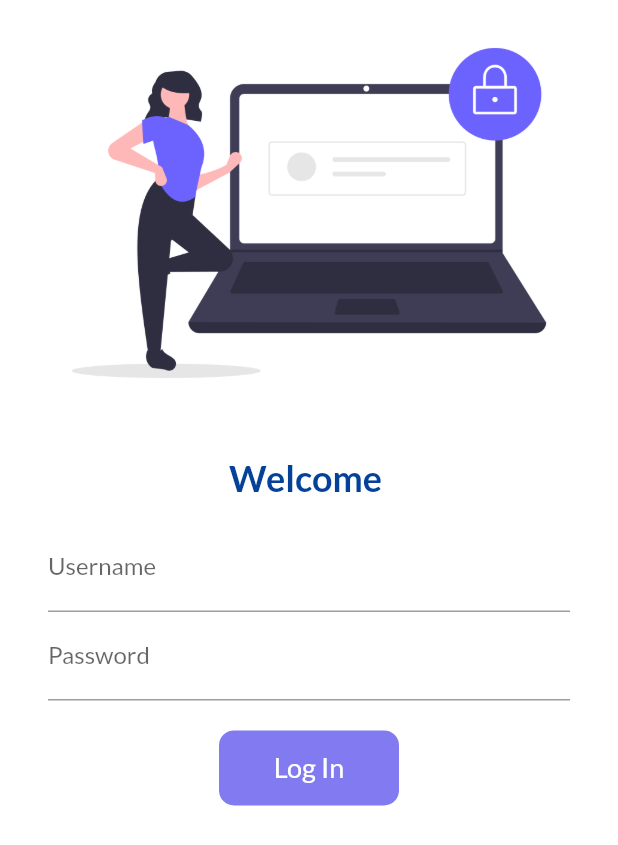
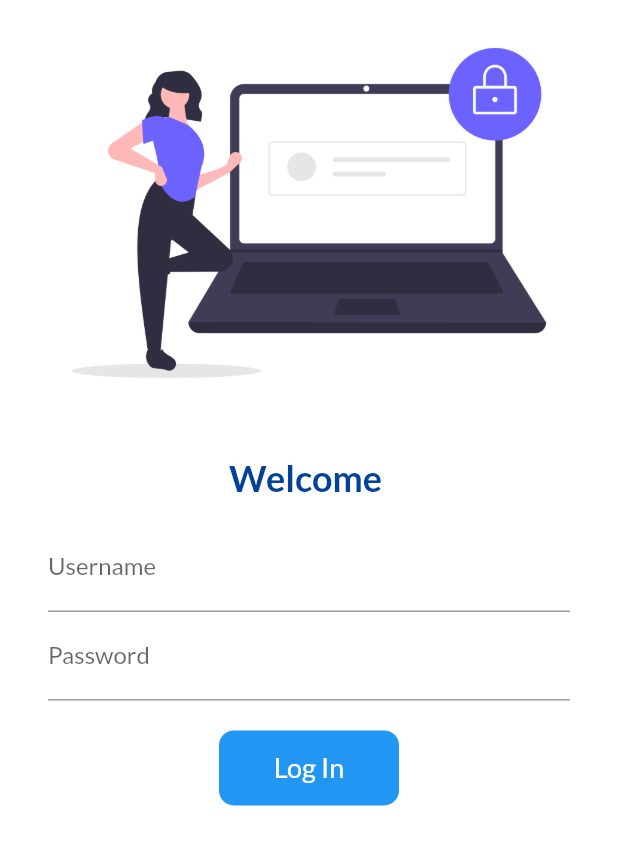
Before and after one commit to the-peace-001/30Daysofflutter, a Flutter app: the screen it shows after launch, on a phone screen of 412 x 824 dp. Shown: the top 845 px of the screen. Run offline on Flutter 3.47's test engine with Material 2 defaults, Android fonts, the phone set to English and light mode, and no system bars; our stand-ins replace google_fonts.

Commit message:
Day 7 completed

```diff
--- a/lib/Pages/login_page.dart
+++ b/lib/Pages/login_page.dart
@@ -12,11 +12,29 @@ class _LogInPageState extends State<LogInPage> {
   String name = "";
   bool changeBtn = false;
 
+  final _formKey = GlobalKey<FormState>();
+
+  movetoHome(BuildContext context) async {
+    if (_formKey.currentState!.validate()) {
+      setState(() {
+        changeBtn = true;
+      });
+
+      await Future.delayed(Duration(seconds: 1));
+      await Navigator.pushNamed(context, MyRoutes.homeRoute);
+      setState(() {
+        changeBtn = false;
+      });
+    }
+  }
+
   @override
   Widget build(BuildContext context) {
     return Material(
         color: Colors.white,
         child: SingleChildScrollView(
+          child: Form(
+            key: _formKey,
             child: Column(
               children: [
                 Image.asset(
@@ -38,7 +56,13 @@ class _LogInPageState extends State<LogInPage> {
                       const EdgeInsets.symmetric(vertical: 16, horizontal: 32),
                   child: Column(
                     children: [
-                    TextField(
+                      TextFormField(
+                        validator: (value) {
+                          if (value!.isEmpty) {
+                            return "Username cannot be empty";
+                          }
+                          return null;
+                        },
                         onChanged: (value) {
                           name = value;
                           setState(() {});
@@ -46,7 +70,15 @@ class _LogInPageState extends State<LogInPage> {
                         decoration: InputDecoration(
                             hintText: "Enter Username", labelText: "Username"),
                       ),
-                    TextField(
+                      TextFormField(
+                        validator: (value) {
+                          if (value!.isEmpty) {
+                            return "Password cannot be empty";
+                          } else if (value.length < 6) {
+                            return "Password length must be greater than 6";
+                          }
+                          return null;
+                        },
                         obscureText: true,
                         decoration: InputDecoration(
                             hintText: "Enter password", labelText: "Password"),
@@ -54,23 +86,19 @@ class _LogInPageState extends State<LogInPage> {
                       SizedBox(
                         height: 20,
                       ),
-                    InkWell(
-                      onTap: () async {
-                        setState(() {
-                          changeBtn = true;
-                        });
-
-                        await Future.delayed(Duration(seconds: 1));
-                        Navigator.pushNamed(context, MyRoutes.homeRoute);
-                      },
+                      Material(
+                        color: Colors.blue,
+                        borderRadius:
+                            BorderRadius.circular(changeBtn ? 50 : 10),
+                        child: InkWell(
+                          onTap: () => movetoHome(context),
                           child: AnimatedContainer(
                             duration: Duration(seconds: 1),
-                        decoration: BoxDecoration(
-                            color: Color.fromARGB(255, 130, 122, 241),
-                            // shape:
-                            //     changeBtn ? BoxShape.circle : BoxShape.rectangle,
-                            borderRadius:
-                                BorderRadius.circular(changeBtn ? 50 : 10)),
+                            // decoration: BoxDecoration(
+                            //     color: Color.fromARGB(255, 130, 122, 241),
+                            //     // shape:
+                            //     //     changeBtn ? BoxShape.circle : BoxShape.rectangle,
+                            //     ),
                             width: changeBtn ? 50 : 120,
                             height: 50,
                             alignment: Alignment.center,
@@ -83,6 +111,7 @@ class _LogInPageState extends State<LogInPage> {
                                     "Log In",
                                     style: TextStyle(
                                         fontSize: 18, color: Colors.white),
+                                  ),
                           ),
                         ),
                       )
@@ -99,6 +128,7 @@ class _LogInPageState extends State<LogInPage> {
                 )
               ],
             ),
+          ),
         ));
   }
 }
```
Lines whose indentation alone changed are shown as unchanged.
